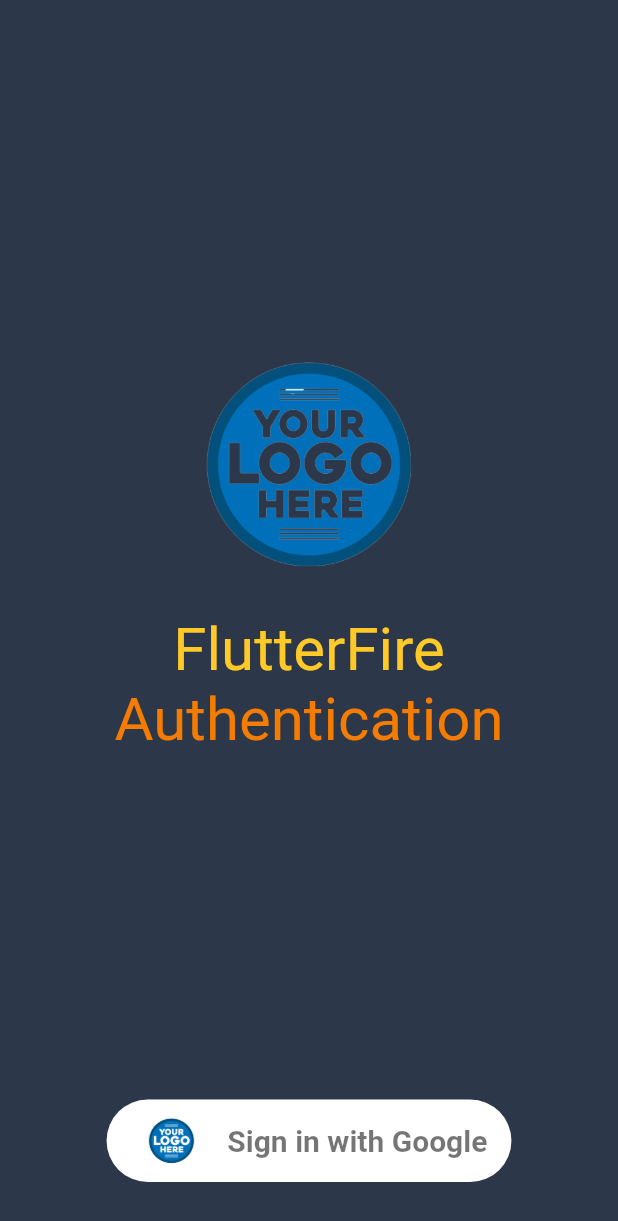
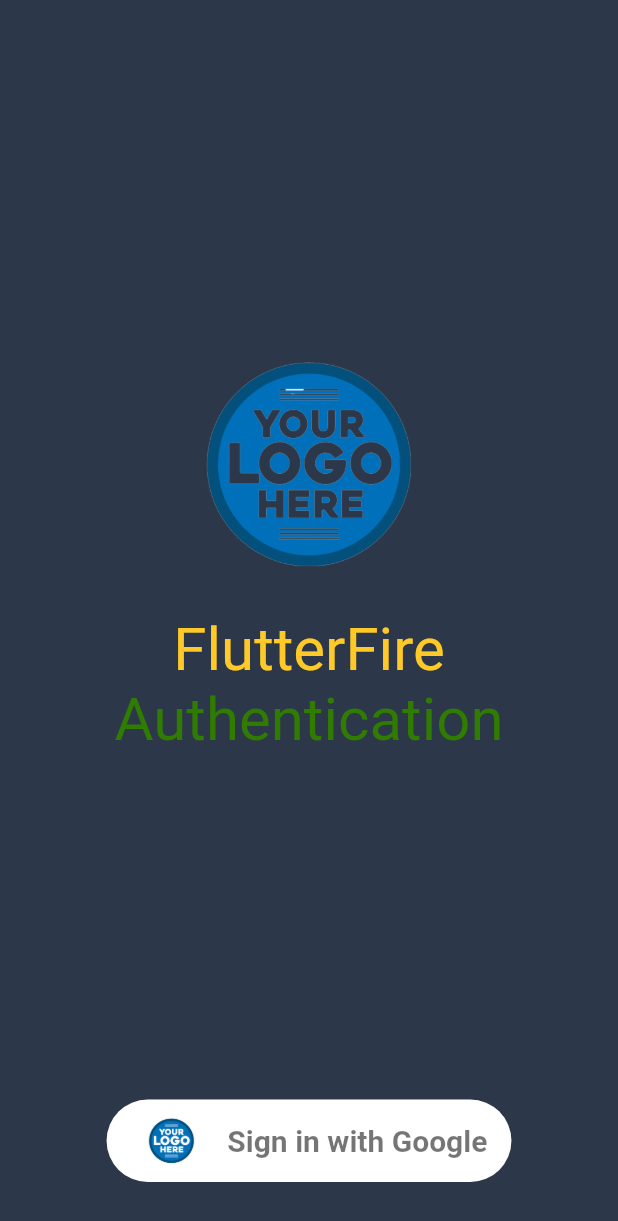
Before and after one commit to mujjuTrootech/FingerPrint-FaceDetection, a Flutter app: the screen it shows after launch, on a phone screen of 412 x 824 dp. Shown: the top 1221 px of the screen. Run offline on Flutter 3.47's test engine with Material 2 defaults, Android fonts, the phone set to English and light mode, and no system bars; our stand-ins replace firebase_auth, firebase_core, google_sign_in, local_auth; accounts and stored records are empty.

Commit message:
no message

```diff
--- a/lib/utils/custom_colors.dart
+++ b/lib/utils/custom_colors.dart
@@ -3,8 +3,8 @@ import 'dart:ui';
 
 class CustomColors {
   static final Color firebaseNavy = Color(0xFF2C384A);
-  static final Color firebaseOrange = Color(0xFFF57C00);
-  static final Color firebaseAmber = Color(0xFFFFA000);
+  static final Color firebaseOrange = Color(0xFF2F7C00);
+  static final Color firebaseAmber = Color(0xFF1AA845);
   static final Color firebaseYellow = Color(0xFFFFCA28);
   static final Color firebaseGrey = Color(0xFFECEFF1);
   static final Color googleBackground = Color(0xFF4285F4);
```
